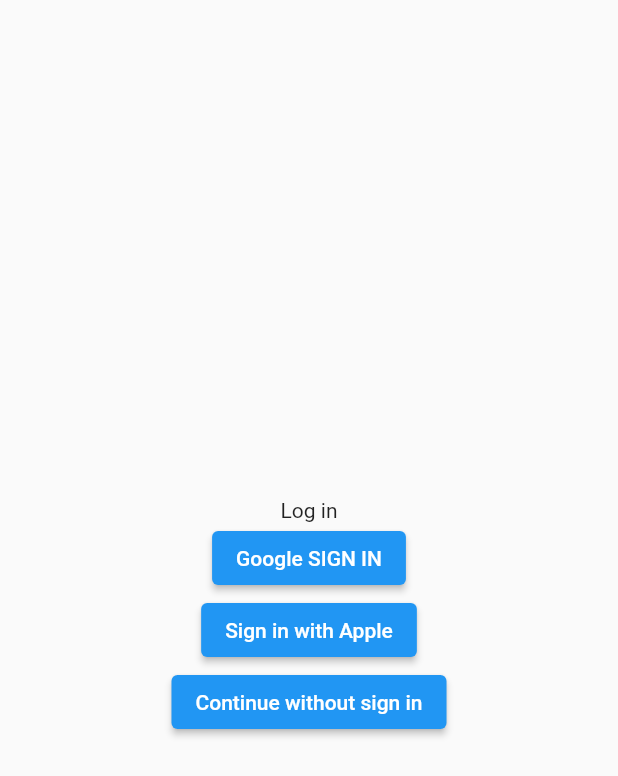
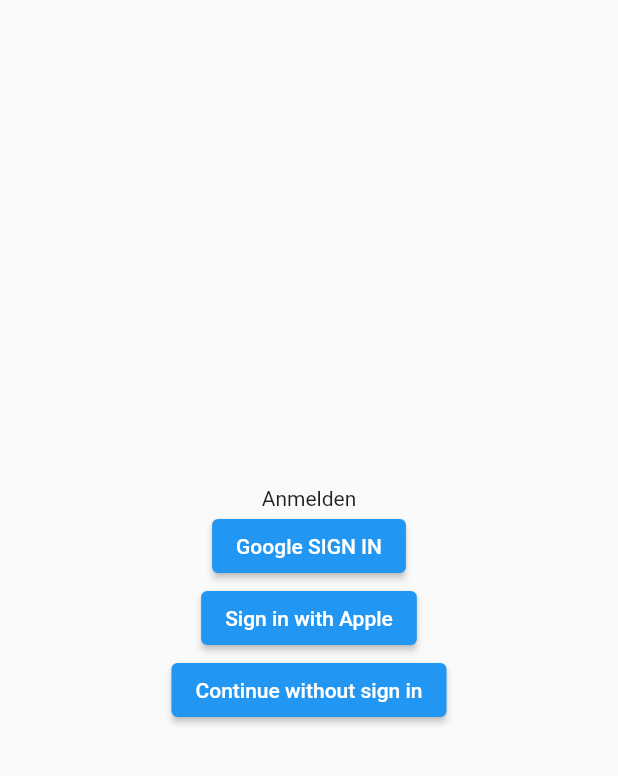
Before and after one commit to jan-wms/bergdinge, a Flutter app: the screen it shows after launch, after a tap on "Weiter", on a phone screen of 412 x 824 dp. Shown: the top 776 px of the screen. Run offline on Flutter 3.47's test engine with Material 2 defaults, Android fonts, the phone set to English and light mode, and no system bars; our stand-ins replace cloud_firestore, file_picker, firebase_auth, firebase_core, firebase_storage, flutter_riverpod and 7 more; missing offline and left inert: crop_your_image, google_sign_in_platform_interface, google_sign_in_web; accounts and stored records are empty.

Commit message:
2023-07-02

```diff
--- a/lib/firebase/firebase_auth.dart
+++ b/lib/firebase/firebase_auth.dart
@@ -4,8 +4,12 @@ import 'package:flutter/foundation.dart';
 import 'package:flutter_riverpod/flutter_riverpod.dart';
 import 'package:google_sign_in/google_sign_in.dart';
 
-final authProvider = StreamProvider<User?>((ref) {
+final authStateChangesProvider = StreamProvider<User?>((ref) {
   return FirebaseAuth.instance.authStateChanges();
+});
+
+final userChangesProvider = StreamProvider<User?>((ref) {
+  return FirebaseAuth.instance.userChanges();
 });
 
 enum AuthenticationAction {
@@ -43,7 +47,6 @@ class Auth {
     gsiUserChanged = _googleSignIn.onCurrentUserChanged
         .listen((GoogleSignInAccount? account) async {
       if (account != null) {
-        //streamController.add(account);
         try {
           final GoogleSignInAuthentication gAuth = await account.authentication;
           final credential = GoogleAuthProvider.credential(
--- a/lib/menu.dart
+++ b/lib/menu.dart
@@ -35,9 +35,9 @@ class Menu extends ConsumerWidget {
             title: const Text('Einstellungen'),
             onTap: () => GoRouter.of(context).go('/settings'),
           ),
-          if (kIsWeb)
+          if (kIsWeb && !ref.watch(userChangesProvider).value!.isAnonymous)
             ElevatedButton(
-              child: const Text('Sign out'),
+              child: const Text('Abmelden'),
               onPressed: () => Auth().signOut(),
             ),
         ],
--- a/lib/pages/introduction/login_screen.dart
+++ b/lib/pages/introduction/login_screen.dart
@@ -1,8 +1,8 @@
 import 'dart:async';
 import 'dart:io';
 import 'package:equipment_app/firebase/firebase_auth.dart';
-import 'package:equipment_app/custom_widgets/custom_dialog.dart';
 import 'package:firebase_auth/firebase_auth.dart';
+import 'package:flutter/cupertino.dart';
 import 'package:flutter/foundation.dart';
 import 'package:flutter/material.dart';
 import 'package:flutter_riverpod/flutter_riverpod.dart';
@@ -12,7 +12,8 @@ class LoginScreen extends ConsumerStatefulWidget {
   final AuthenticationAction authenticationAction;
   final VoidCallback onComplete;
 
-  const LoginScreen( {Key? key, required this.authenticationAction, required this.onComplete})
+  const LoginScreen(
+      {Key? key, required this.authenticationAction, required this.onComplete})
       : super(key: key);
 
   @override
@@ -24,6 +25,7 @@ class _LoginScreenState extends ConsumerState<LoginScreen> {
   late final StreamSubscription gsiOnUserChanged;
 
   final isLoadingProvider = StateProvider.autoDispose<bool>((ref) => false);
+  final errorMessageProvider = StateProvider.autoDispose<String>((ref) => '');
 
   Future<void> handleError(
       FirebaseAuthException exception, BuildContext context) async {
@@ -37,9 +39,9 @@ class _LoginScreenState extends ConsumerState<LoginScreen> {
       case 'user-disabled':
         message =
             'Dieser Account wurde deaktiviert. Bitte wende dich an den Support';
+        break;
     }
-    await CustomDialog.showCustomInformationDialog(
-        context: context, description: message);
+    ref.read(errorMessageProvider.notifier).state = message;
   }
 
   Future<void> signInAnonymously(BuildContext context) async {
@@ -66,14 +68,12 @@ class _LoginScreenState extends ConsumerState<LoginScreen> {
     });
 
     gsiOnUserChanged.onData((data) {
-      print(data);
       widget.onComplete();
     });
 
     if (kIsWeb) {
       _auth.googleSignInSilently();
     }
-
   }
 
   @override
@@ -92,8 +92,11 @@ class _LoginScreenState extends ConsumerState<LoginScreen> {
             children: [
               Text(widget.authenticationAction ==
                       AuthenticationAction.linkAccounts
-                  ? 'Mit account verknüpfen'
-                  : 'Log in'),
+                  ? 'Mit Account verknüpfen'
+                  : widget.authenticationAction ==
+                          AuthenticationAction.reauthenticate
+                      ? 'Bitte melden Sie sich erneut an.'
+                      : 'Anmelden'),
               if (!getIsMacOS() &&
                   (widget.authenticationAction !=
                           AuthenticationAction.reauthenticate ||
@@ -120,6 +123,12 @@ class _LoginScreenState extends ConsumerState<LoginScreen> {
                       ref.read(isLoadingProvider.notifier).state = false;
                     },
                     child: const Text('Continue without sign in')),
+              Text(
+                ref.watch(errorMessageProvider),
+                style: const TextStyle(
+                  color: CupertinoColors.destructiveRed,
+                ),
+              ),
             ],
           ),
         ),
--- a/lib/pages/packing_plan/packing_plan_card.dart
+++ b/lib/pages/packing_plan/packing_plan_card.dart
@@ -17,7 +17,7 @@ class PackingPlanCard extends StatelessWidget {
       },
       child: Card(
         child: Column(children: [
-          Text(packingPlan.name!),
+          Text(packingPlan.name),
           Text(packingPlan.sports.toString()),
         ]),
       ),
--- a/lib/router.dart
+++ b/lib/router.dart
@@ -22,7 +22,7 @@ final _shellNavigatorKey = GlobalKey<NavigatorState>();
 
 
 final routerProvider = Provider<GoRouter>((ref) {
-  final authState = ref.watch(authProvider);
+  final authState = ref.watch(authStateChangesProvider);
 
   return GoRouter(
     navigatorKey: _rootNavigatorKey,
```
Also changed, not shown: lib/data/providers.dart (+12 -5 lines), lib/pages/settings/settings_page.dart (+5 -4 lines).
